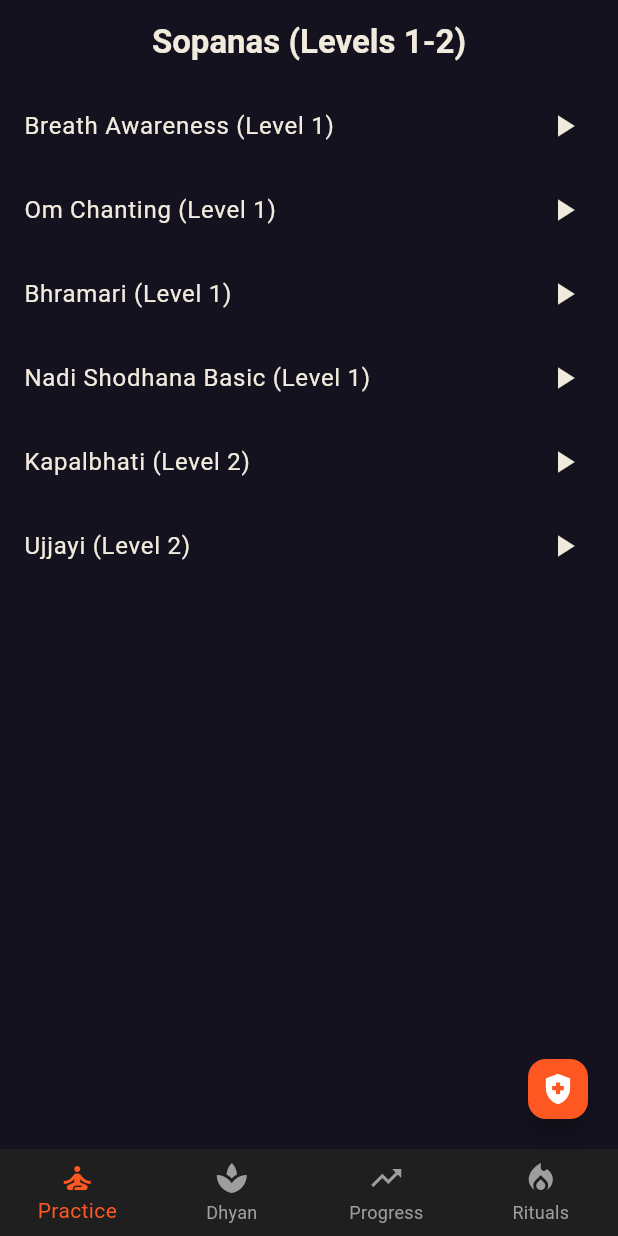
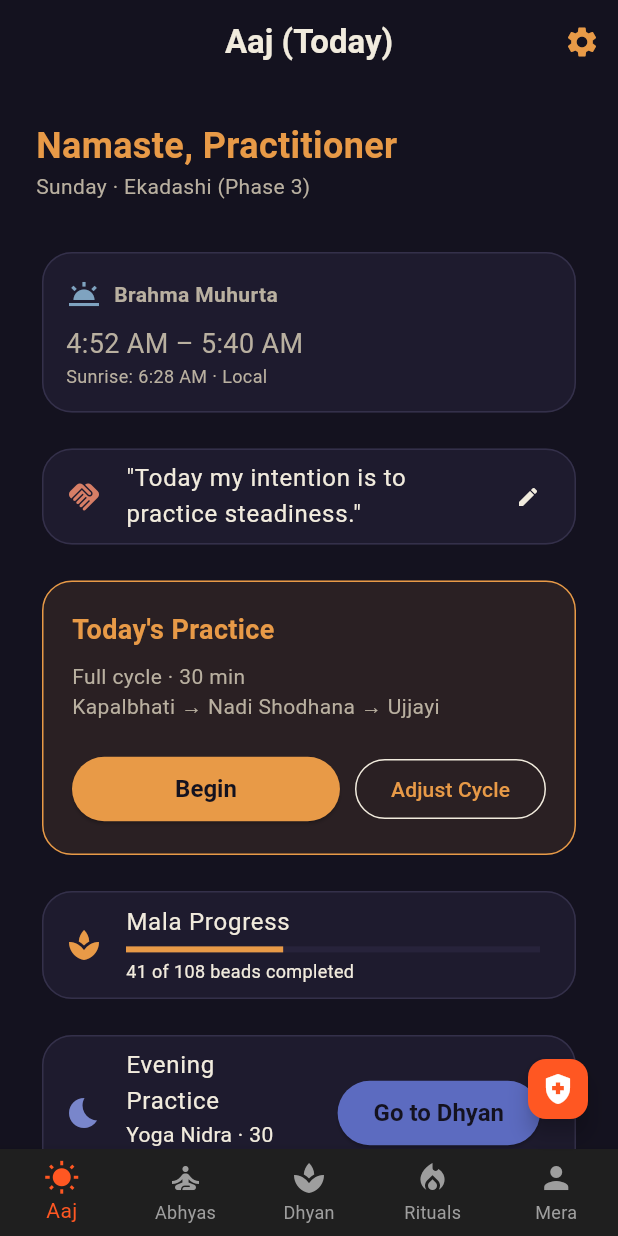
Before and after one commit to imkks/ABHYAS, a Flutter app: the MainLayout screen opened directly with empty values, on a phone screen of 412 x 824 dp. Run offline on Flutter 3.47's test engine with Material 3 defaults, Android fonts, the phone set to English and light mode, and no system bars; our stand-ins replace shared_preferences; missing offline and left inert: haptic_feedback, json_schema; accounts and stored records are empty; statements that could not run were skipped.

Commit message:
feat: Implement Aaj Today screen and Daily Cycle Composer
- Resolves invalid relative import breaking builds from previous branch.
- Creates `TodayScreen` matching Section 4.4 specs for daily ritual and practice overview.
- Creates `CycleComposerScreen` to dynamically render custom daily routines of varying durations (10/20/30/45 min).
- Plumbs these new screens to `MainLayout`.

Co-authored-by: imkks <52670330+imkks@users.noreply.github.com>

```diff
--- a/app/lib/core/main_layout.dart
+++ b/app/lib/core/main_layout.dart
@@ -1,5 +1,6 @@
 import 'package:flutter/material.dart';
 import '../engine/safety/safety_rules_engine.dart';
+import '../features/today/today_screen.dart';
 import '../features/practice/practice_list_screen.dart';
 import '../features/dhyan/dhyan_screen.dart';
 import '../features/me/progress_screen.dart';
@@ -24,10 +25,11 @@ class _MainLayoutState extends State<MainLayout> {
   void initState() {
     super.initState();
     _pages = [
+      TodayScreen(),
       PracticeListScreen(safetyProfile: widget.safetyProfile),
       DhyanScreen(),
+      RitualsScreen(),
       ProgressScreen(),
-      RitualsScreen(),
     ];
   }
 
@@ -53,20 +55,24 @@ class _MainLayoutState extends State<MainLayout> {
         unselectedItemColor: Colors.grey.shade500,
         items: const [
           BottomNavigationBarItem(
+            icon: Icon(Icons.wb_sunny),
+            label: 'Aaj',
+          ),
+          BottomNavigationBarItem(
             icon: Icon(Icons.self_improvement),
-            label: 'Practice',
+            label: 'Abhyas',
           ),
           BottomNavigationBarItem(
             icon: Icon(Icons.spa),
             label: 'Dhyan',
           ),
           BottomNavigationBarItem(
-            icon: Icon(Icons.trending_up),
-            label: 'Progress',
+            icon: Icon(Icons.local_fire_department),
+            label: 'Rituals',
           ),
           BottomNavigationBarItem(
-            icon: Icon(Icons.local_fire_department),
-            label: 'Rituals',
+            icon: Icon(Icons.person),
+            label: 'Mera',
           ),
         ],
       ),
--- a/app/lib/features/dev/teacher_console_mock_screen.dart
+++ b/app/lib/features/dev/teacher_console_mock_screen.dart
@@ -1,5 +1,5 @@
 import 'package:flutter/material.dart';
-import '../../../../progression/guru_anumati_workflow.dart';
+import '../../engine/progression/guru_anumati_workflow.dart';
 import 'widget_gallery.dart';
 
 class TeacherConsoleMockScreen extends StatefulWidget {
--- a/app/lib/features/me/progress_screen.dart
+++ b/app/lib/features/me/progress_screen.dart
@@ -1,5 +1,5 @@
 import 'package:flutter/material.dart';
-import '../../../../progression/guru_anumati_workflow.dart';
+import '../../engine/progression/guru_anumati_workflow.dart';
 
 import '../dev/../dev/teacher_console_mock_screen.dart';
 import 'weaning_screen.dart';
--- /dev/null
+++ b/app/lib/features/today/today_screen.dart
@@ -0,0 +1,151 @@
+import 'package:flutter/material.dart';
+import '../../core/theme.dart';
+import '../practice/cycle_composer_screen.dart';
+import '../dhyan/dhyan_screen.dart';
+
+class TodayScreen extends StatelessWidget {
+  @override
+  Widget build(BuildContext context) {
+    return Scaffold(
+      appBar: AppBar(
+        title: Text('Aaj (Today)'),
+        elevation: 0,
+        actions: [
+           IconButton(icon: Icon(Icons.settings), onPressed: () {})
+        ],
+      ),
+      body: ListView(
+        padding: EdgeInsets.all(24),
+        children: [
+          Text('Namaste, Practitioner', style: TextStyle(fontSize: 24, fontWeight: FontWeight.bold, color: AbhyasTheme.saffron)),
+          Text('Sunday · Ekadashi (Phase 3)', style: TextStyle(color: AbhyasTheme.darkInkSoft)),
+          SizedBox(height: 30),
+
+          _buildMuhurtaCard(),
+          SizedBox(height: 16),
+          _buildSankalpCard(context),
+          SizedBox(height: 16),
+          _buildPracticeCard(context),
+          SizedBox(height: 16),
+          _buildMalaCard(),
+          SizedBox(height: 16),
+          _buildEveningCard(context),
+
+        ],
+      ),
+    );
+  }
+
+  Widget _buildMuhurtaCard() {
+    return Card(
+      child: Padding(
+        padding: const EdgeInsets.all(16.0),
+        child: Column(
+          crossAxisAlignment: CrossAxisAlignment.start,
+          children: [
+            Row(
+              children: [
+                Icon(Icons.wb_twilight, color: AbhyasTheme.sky),
+                SizedBox(width: 8),
+                Text('Brahma Muhurta', style: TextStyle(fontWeight: FontWeight.bold)),
+              ],
+            ),
+            SizedBox(height: 8),
+            Text('4:52 AM – 5:40 AM', style: TextStyle(fontSize: 18)),
+            Text('Sunrise: 6:28 AM · Local', style: TextStyle(color: AbhyasTheme.darkInkSoft, fontSize: 12)),
+          ],
+        ),
+      ),
+    );
+  }
+
+  Widget _buildSankalpCard(BuildContext context) {
+    return Card(
+      child: ListTile(
+        leading: Icon(Icons.handshake, color: AbhyasTheme.clay),
+        title: Text('"Today my intention is to practice steadiness."'),
+        trailing: Icon(Icons.edit, size: 16),
+        onTap: () {
+          ScaffoldMessenger.of(context).showSnackBar(SnackBar(content: Text('Edit Sankalp placeholder')));
+        },
+      ),
+    );
+  }
+
+  Widget _buildPracticeCard(BuildContext context) {
+    return Card(
+      color: AbhyasTheme.saffron.withOpacity(0.1),
+      shape: RoundedRectangleBorder(
+        borderRadius: BorderRadius.circular(20),
+        side: BorderSide(color: AbhyasTheme.saffron, width: 1)
+      ),
+      child: Padding(
+        padding: const EdgeInsets.all(20.0),
+        child: Column(
+          crossAxisAlignment: CrossAxisAlignment.start,
+          children: [
+            Text('Today\'s Practice', style: TextStyle(fontSize: 18, fontWeight: FontWeight.bold, color: AbhyasTheme.saffron)),
+            SizedBox(height: 8),
+            Text('Full cycle · 30 min', style: TextStyle(color: AbhyasTheme.darkInkSoft)),
+            Text('Kapalbhati → Nadi Shodhana → Ujjayi', style: TextStyle(color: AbhyasTheme.darkInkSoft)),
+            SizedBox(height: 20),
+            Row(
+              children: [
+                Expanded(
+                  child: ElevatedButton(
+                    onPressed: () {
+                       Navigator.push(context, MaterialPageRoute(builder: (context) => CycleComposerScreen()));
+                    },
+                    child: Text('Begin')
+                  ),
+                ),
+                SizedBox(width: 10),
+                OutlinedButton(
+                  onPressed: () {
+                    Navigator.push(context, MaterialPageRoute(builder: (context) => CycleComposerScreen()));
+                  },
+                  child: Text('Adjust Cycle'),
+                )
+              ],
+            )
+          ],
+        ),
+      ),
+    );
+  }
+
+  Widget _buildMalaCard() {
+    return Card(
+      child: ListTile(
+        leading: Icon(Icons.spa, color: AbhyasTheme.saffron),
+        title: Text('Mala Progress'),
+        subtitle: Column(
+          crossAxisAlignment: CrossAxisAlignment.start,
+          children: [
+            SizedBox(height: 4),
+            LinearProgressIndicator(value: 41/108, color: AbhyasTheme.saffron, backgroundColor: AbhyasTheme.darkSurfaceAlt),
+            SizedBox(height: 4),
+            Text('41 of 108 beads completed', style: TextStyle(fontSize: 12))
+          ],
+        ),
+      ),
+    );
+  }
+
+  Widget _buildEveningCard(BuildContext context) {
+    return Card(
+      child: ListTile(
+        leading: Icon(Icons.bedtime, color: Colors.indigo.shade300),
+        title: Text('Evening Practice'),
+        subtitle: Text('Yoga Nidra · 30 min'),
+        trailing: ElevatedButton(
+          style: ElevatedButton.styleFrom(backgroundColor: Colors.indigo.shade400),
+          onPressed: () {
+            Navigator.push(context, MaterialPageRoute(builder: (context) => DhyanScreen()));
+          },
+          child: Text('Go to Dhyan')
+        ),
+      ),
+    );
+  }
+}
```
Also changed, not shown: app/lib/features/practice/cycle_composer_screen.dart (added, +229 -0 lines).
